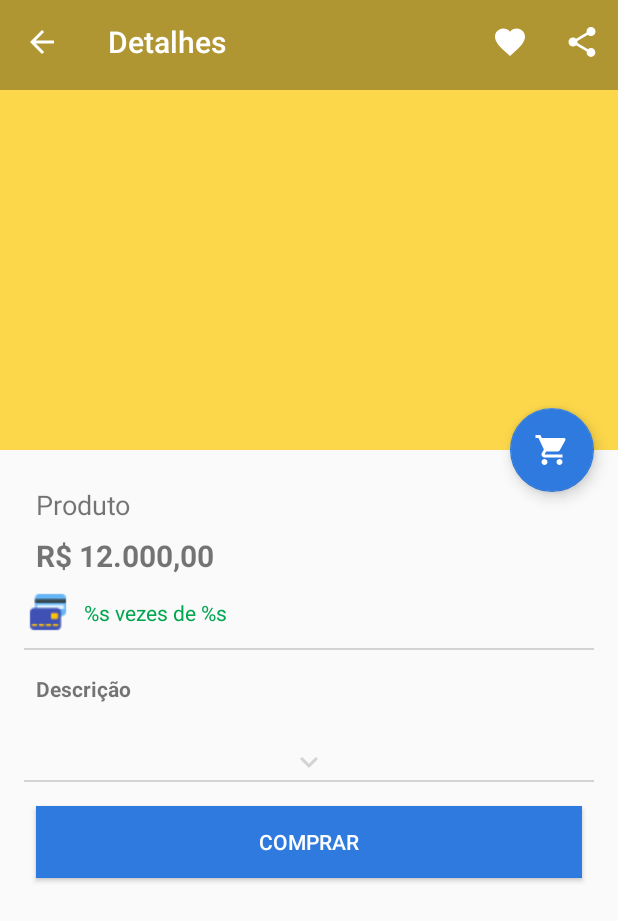
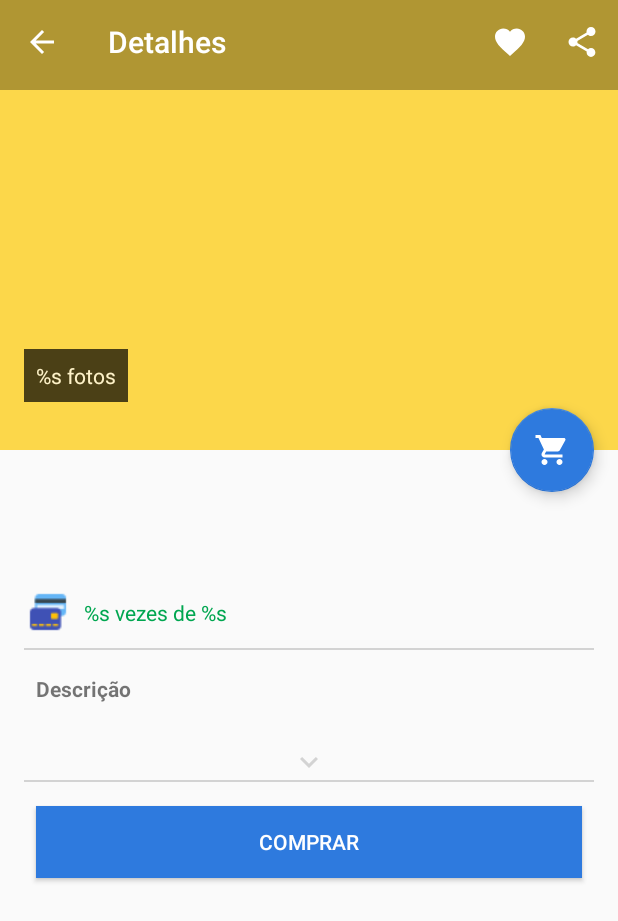
Before and after one commit to henrikemota/Meli, an Android app: the DetailProductActivity screen opened directly, with no data from a screen before it, on a phone screen of 412 x 824 dp. Shown: the top 921 px of the screen. Run offline under Robolectric (Android 15) with nearby library versions, the phone set to English and light mode, and no system bars; 6 statements that could not run were skipped.

Commit message:
ajustes detalhes do produto

```diff
--- a/app/src/main/java/br/com/hkmobi/mercadolivre/repository/product/ProductRepository.kt
+++ b/app/src/main/java/br/com/hkmobi/mercadolivre/repository/product/ProductRepository.kt
@@ -1,11 +1,9 @@
 package br.com.hkmobi.mercadolivre.repository.product
 
-import br.com.hkmobi.mercadolivre.data.model.Product
 import br.com.hkmobi.mercadolivre.data.model.response.ProductResponse
 import br.com.hkmobi.mercadolivre.data.service.MeliInterface
 import br.com.hkmobi.mercadolivre.data.service.ServiceGenerator
 import io.reactivex.Single
-import io.reactivex.SingleObserver
 import io.reactivex.android.schedulers.AndroidSchedulers
 import io.reactivex.schedulers.Schedulers
 
--- a/app/src/main/java/br/com/hkmobi/mercadolivre/view/detailProduct/adapter/ImageAdapter.kt
+++ b/app/src/main/java/br/com/hkmobi/mercadolivre/view/detailProduct/adapter/ImageAdapter.kt
@@ -3,6 +3,7 @@ package br.com.hkmobi.mercadolivre.view.detailproduct.adapter
 import android.content.Context
 import android.view.View
 import android.view.ViewGroup
+import android.widget.ImageView
 import androidx.viewpager.widget.PagerAdapter
 import br.com.hkmobi.mercadolivre.data.model.Picture
 import com.facebook.drawee.view.SimpleDraweeView
@@ -20,6 +21,7 @@ class ImageAdapter(val context: Context, private val images: ArrayList<Picture>)
     override fun instantiateItem(container: ViewGroup, position: Int): Any {
         val imageView = SimpleDraweeView(context)
         imageView.setImageURI(images[position].secure_url)
+        imageView.scaleType = ImageView.ScaleType.CENTER
         container.addView(imageView)
         return imageView
     }
--- a/app/src/main/res/layout/content_detail_product.xml
+++ b/app/src/main/res/layout/content_detail_product.xml
@@ -21,7 +21,6 @@
                 android:layout_marginEnd="8dp"
                 app:layout_constraintEnd_toEndOf="parent"
                 android:layout_marginStart="8dp"
-                android:text="Produto"
                 android:textSize="18sp"
                 app:layout_constraintStart_toStartOf="parent"
                 android:layout_marginTop="8dp"
@@ -39,7 +38,6 @@
                 android:layout_marginStart="8dp"
                 android:textSize="20sp"
                 android:textStyle="bold"
-                android:text="R$ 12.000,00"
                 app:layout_constraintStart_toStartOf="parent"
                 android:layout_marginTop="8dp"
                 android:layout_marginBottom="8dp"
--- a/app/src/main/res/layout/content_slider.xml
+++ b/app/src/main/res/layout/content_slider.xml
@@ -20,6 +20,24 @@
           android:background="@color/black" app:layout_constraintTop_toTopOf="parent"
           app:layout_constraintStart_toStartOf="parent"
           app:layout_constraintEnd_toEndOf="parent" android:layout_marginBottom="8dp"
-          app:layout_constraintBottom_toBottomOf="parent" app:layout_constraintVertical_bias="0.0"/>
+          app:layout_constraintBottom_toBottomOf="parent" app:layout_constraintVertical_bias="0.0"
+          android:id="@+id/view2"/>
+
+
+    <TextView
+            android:id="@+id/qtdPictures"
+            android:layout_width="wrap_content"
+            android:layout_height="wrap_content"
+            android:padding="8dp"
+            android:alpha="0.7"
+            android:background="@color/black"
+            android:textColor="@color/white"
+            android:text="@string/label_qtd_pictures" android:layout_marginTop="16dp"
+            app:layout_constraintTop_toTopOf="parent"
+            app:layout_constraintStart_toStartOf="parent" android:layout_marginStart="16dp"
+            app:layout_constraintEnd_toEndOf="parent" android:layout_marginEnd="16dp"
+            android:layout_marginBottom="32dp"
+            app:layout_constraintBottom_toBottomOf="parent" app:layout_constraintHorizontal_bias="0.0"
+            app:layout_constraintVertical_bias="1.0"/>
 
 </androidx.constraintlayout.widget.ConstraintLayout>
--- a/app/src/main/res/values/strings.xml
+++ b/app/src/main/res/values/strings.xml
@@ -14,4 +14,8 @@
     <string name="label_description">Descrição</string>
     <string name="label_favorite">Favoritar</string>
     <string name="label_share">Compartilhar</string>
+    <string name="label_qtd_pictures">%s fotos</string>
+    <string name="label_conection">Verifique sua conexão</string>
+    <string name="label_conection_2">Ocorreu um erro ao tentar acessar os detalhes do produto.</string>
+    <string name="label_ok">Ok</string>
 </resources>
```
Also changed, not shown: app/src/main/java/br/com/hkmobi/mercadolivre/view/detailProduct/DetailProductActivity.kt (+14 -3 lines), app/src/main/java/br/com/hkmobi/mercadolivre/view/product/ProductsActivity.kt (+32 -16 lines), app/src/main/java/br/com/hkmobi/mercadolivre/viewmodel/detailproduct/DetailProductViewModel.kt (+7 -2 lines).
